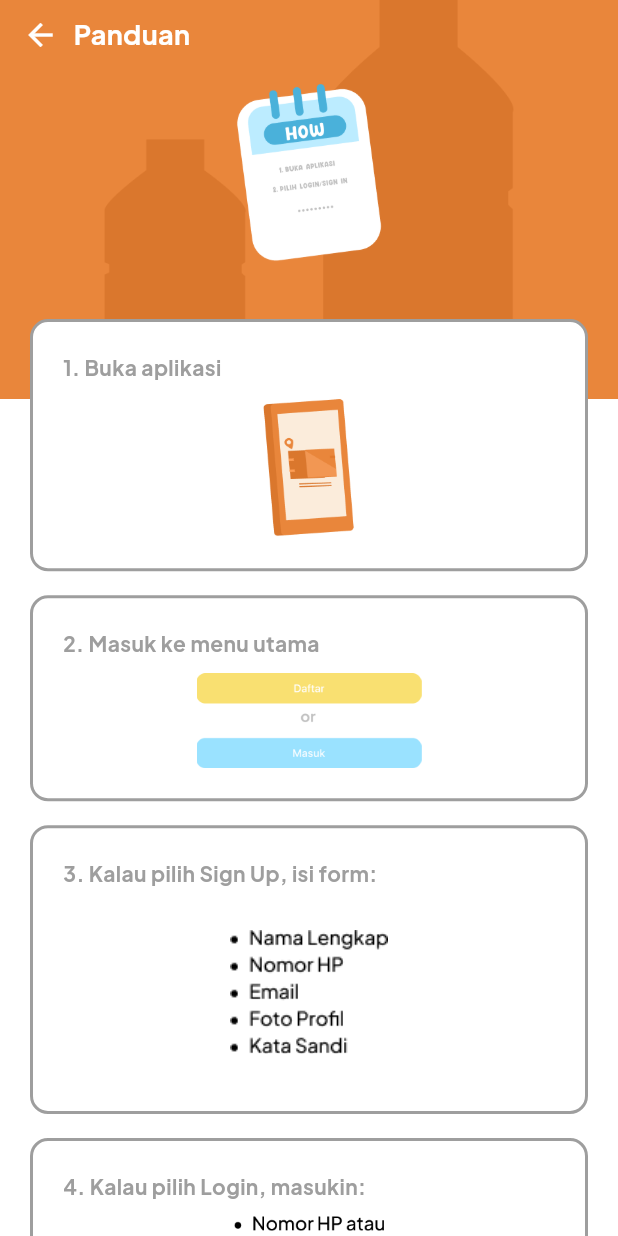
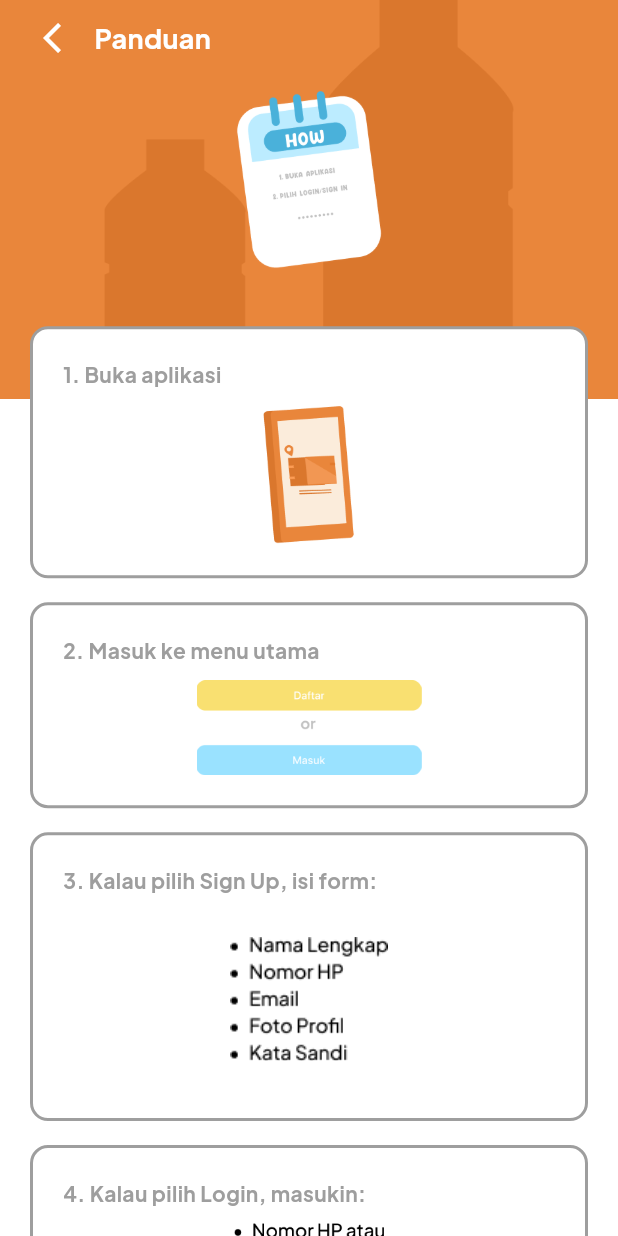
Before and after one commit to azzahrarinaldi/bersihku-app, a Flutter app: the UserHomeScreen screen opened by its route, after a tap on "Panduan Penggunaan Aplikasi", on a phone screen of 412 x 824 dp. Run offline on Flutter 3.47's test engine with Material 3 defaults, Android fonts, the light colour scheme and no system bars; our stand-ins replace cloud_firestore, firebase_auth, firebase_core, firebase_storage, geocoding, geolocator and 3 more; accounts and stored records are empty; network calls fail.

Commit message:
fixing UI in user screen

```diff
--- a/lib/ui/user-front/history/detail-history/components/card_detail.dart
+++ b/lib/ui/user-front/history/detail-history/components/card_detail.dart
@@ -77,9 +77,8 @@ class _CardDetailHistoryState extends State<CardDetailHistory> {
     if (isLoading) return const Center(child: CircularProgressIndicator());
     if (data == null) return const Center(child: Text("Data tidak ditemukan"));
 
-    return SingleChildScrollView(
-      child: Container(
-        padding: const EdgeInsets.all(16),
+    return Container(
+      padding: const EdgeInsets.symmetric(vertical: 16, horizontal: 16),
       decoration: BoxDecoration(
         color: Colors.white,
         borderRadius: BorderRadius.circular(12),
@@ -88,6 +87,7 @@ class _CardDetailHistoryState extends State<CardDetailHistory> {
           width: 1,
         ),
       ),
+      child: SingleChildScrollView(
         child: Column(
           crossAxisAlignment: CrossAxisAlignment.start,
           children: [
--- a/lib/ui/user-front/home-user/guide/guide_screen.dart
+++ b/lib/ui/user-front/home-user/guide/guide_screen.dart
@@ -6,6 +6,8 @@ class HelpGuideScreen extends StatelessWidget {
 
   @override
   Widget build(BuildContext context) {
+    Size size = MediaQuery.of(context).size;
+    double screenWidth = size.width;
     final List<Map<String, String>> instructionData = [
       {
         "text": "1. Buka aplikasi",
@@ -43,7 +45,8 @@ class HelpGuideScreen extends StatelessWidget {
         "width": "150",
       },
       {
-    "text": "8. Ketika button di klik maka user akan otomatis di arahkan ke WA admin",
+        "text":
+            "8. Ketika button di klik maka user akan otomatis di arahkan ke WA admin",
         "imagePath": "assets/images/problem-card.png",
         "width": "150",
       },
@@ -53,12 +56,14 @@ class HelpGuideScreen extends StatelessWidget {
         "width": "150",
       },
       {
-    "text": "10. Tentunya di Dashboard ada Navigation Bar, yg berisi Home(Beranda), History, Profile",
+        "text":
+            "10. Tentunya di Dashboard ada Navigation Bar, yg berisi Home(Beranda), History, Profile",
         "imagePath": "assets/images/bottom-nav-bar-image.png",
         "width": "200",
       },
       {
-    "text": "11. Di History berisi history pengangkutan sampah user mulai dari yg terbaru sampai beberapa bulan lalu",
+        "text":
+            "11. Di History berisi history pengangkutan sampah user mulai dari yg terbaru sampai beberapa bulan lalu",
         "imagePath": "assets/images/history-card.png",
         "width": "150",
       },
@@ -68,7 +73,6 @@ class HelpGuideScreen extends StatelessWidget {
         "width": "150",
       },
     ];
-
 
     return Scaffold(
       body: Stack(
@@ -87,24 +91,34 @@ class HelpGuideScreen extends StatelessWidget {
             child: Column(
               children: [
                 Padding(
-                  padding: const EdgeInsets.symmetric(horizontal: 15, vertical: 10),
+                  padding: EdgeInsets.symmetric(
+                    horizontal: MediaQuery.of(context).size.width *
+                        0.07,
+                    vertical: MediaQuery.of(context).size.height *
+                        0.015,
+                  ),
                   child: Row(
                     children: [
                       GestureDetector(
                         onTap: () => Navigator.pop(context),
-                        child: const Icon(Icons.arrow_back, color: Colors.white),
+                        child: const Icon(Icons.arrow_back_ios,
+                            color: Colors.white),
                       ),
                       const SizedBox(width: 10),
                       const Text(
                         "Panduan",
-                        style: TextStyle(fontSize: 18, fontWeight: FontWeight.bold, color: Colors.white),
+                        style: TextStyle(
+                            fontSize: 18,
+                            fontWeight: FontWeight.bold,
+                            color: Colors.white),
                       ),
                     ],
                   ),
                 ),
                 const SizedBox(height: 10),
                 Center(
-                  child: Image.asset("assets/images/guide-image.png", width: 100),
+                  child:
+                      Image.asset("assets/images/guide-image.png", width: 100),
                 ),
                 const SizedBox(height: 29),
                 Expanded(
--- a/lib/ui/user-front/home-user/home-screen-user/components/bottom_navbar.dart
+++ b/lib/ui/user-front/home-user/home-screen-user/components/bottom_navbar.dart
@@ -1,5 +1,4 @@
 import 'package:flutter/material.dart';
-
 
 class BottomNavBar extends StatelessWidget {
   final int selectedIndex;
@@ -14,12 +13,19 @@ class BottomNavBar extends StatelessWidget {
   @override
   Widget build(BuildContext context) {
     return Container(
-      padding: EdgeInsets.symmetric(vertical: 15, horizontal: 20),
+      padding: EdgeInsets.symmetric(vertical: 12, horizontal: 20),
       decoration: BoxDecoration(
         color: Colors.white,
+        boxShadow: [
+          BoxShadow(
+            color: Colors.black.withOpacity(0.05),
+            blurRadius: 10,
+            offset: Offset(0, -2),
+          )
+        ],
         border: Border(
-          top: BorderSide(color: Colors.grey.withOpacity(0.2)),
-        )
+          top: BorderSide(color: Colors.grey.withOpacity(0.15)),
+        ),
       ),
       child: Row(
         mainAxisAlignment: MainAxisAlignment.spaceAround,
@@ -37,34 +43,51 @@ class BottomNavBar extends StatelessWidget {
 
     return GestureDetector(
       onTap: () => onItemTapped(index),
-      child: AnimatedContainer(
+      child: TweenAnimationBuilder<double>(
+        tween: Tween<double>(begin: isSelected ? 0.9 : 1.0, end: isSelected ? 1.0 : 0.9),
         duration: Duration(milliseconds: 300),
         curve: Curves.easeOut,
-        padding: EdgeInsets.symmetric(horizontal: isSelected ? 9 : 0, vertical: 10),
+        builder: (context, scale, child) {
+          return Transform.scale(
+            scale: scale,
+            child: AnimatedContainer(
+              duration: Duration(milliseconds: 200),
+              curve: Curves.easeInOut,
+              padding: EdgeInsets.symmetric(horizontal: isSelected ? 12 : 0, vertical: 10),
               decoration: BoxDecoration(
-          color: isSelected ? Colors.orange : Colors.transparent,
-          borderRadius: BorderRadius.circular(12),
+                color: isSelected ? Color(0xFFF66D06) : Colors.transparent,
+                borderRadius: BorderRadius.circular(14),
               ),
               child: Row(
                 children: [
                   Icon(
                     icon,
-              size: 28,
+                    size: 30,
                     color: isSelected ? Colors.white : Colors.grey,
                   ),
-            if (isSelected) SizedBox(width: 5),
-            if (isSelected)
-              Text(
+                  AnimatedSize(
+                    duration: Duration(milliseconds: 200),
+                    curve: Curves.easeInOut,
+                    child: isSelected
+                        ? Padding(
+                            padding: const EdgeInsets.only(left: 6),
+                            child: Text(
                               label,
                               style: TextStyle(
                                 color: Colors.white,
                                 fontSize: 14,
-                  fontWeight: FontWeight.bold,
+                                fontWeight: FontWeight.w600,
                               ),
+                            ),
+                          )
+                        : SizedBox(),
                   ),
                 ],
               ),
             ),
           );
+        },
+      ),
+    );
   }
 }
```
Also changed, not shown: lib/ui/user-front/history/detail-history/detail_screen.dart (+13 -11 lines), lib/ui/user-front/history/history-screen/components/history_menu.dart (+25 -4 lines), lib/ui/user-front/home-user/input-form/input_form_screen.dart (+14 -2 lines), 129 other files. Lines whose indentation alone changed are shown as unchanged.
